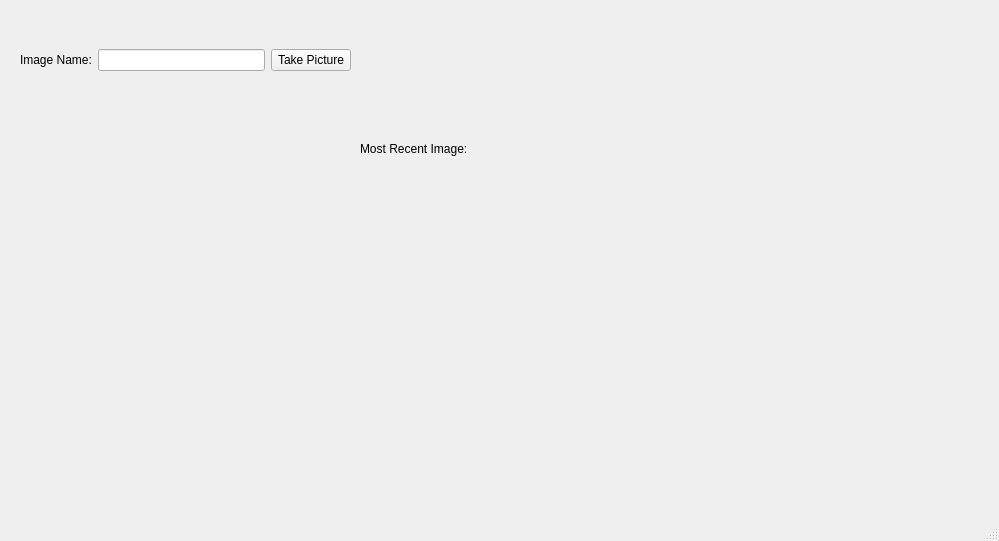
First picture: the form in GUI/mainwindow.ui, repository NPPC-UK/Portable_Imaging_Rig, before the edit.
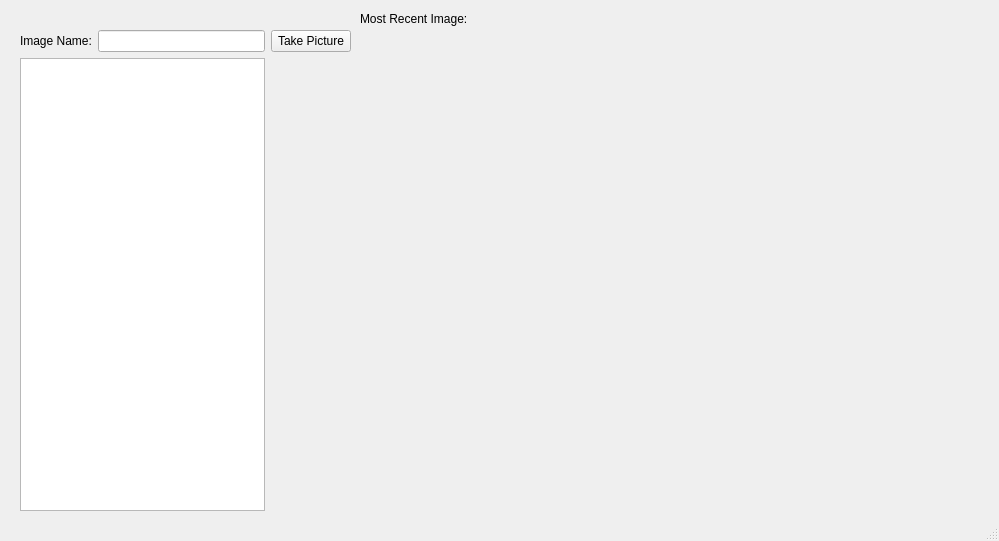
Second picture: the form after the edit. Icons and pictures are not drawn.

Commit message: Quality of Biologist Life changes

```diff
--- a/GUI/mainwindow.ui
+++ b/GUI/mainwindow.ui
@@ -20,17 +20,10 @@
       <x>20</x>
       <y>30</y>
       <width>331</width>
-      <height>61</height>
+      <height>481</height>
      </rect>
     </property>
     <layout class="QGridLayout" name="gridLayout">
-     <item row="0" column="1">
-      <widget class="QPushButton" name="btn_take_picture">
-       <property name="text">
-        <string>Take Picture</string>
-       </property>
-      </widget>
-     </item>
      <item row="0" column="0">
       <layout class="QHBoxLayout" name="horizontalLayout">
        <item>
@@ -41,10 +34,20 @@
         </widget>
        </item>
        <item>
-        <widget class="QLineEdit" name="lineEdit"/>
+        <widget class="QLineEdit" name="in_plant_name"/>
        </item>
       </layout>
      </item>
+     <item row="0" column="1">
+      <widget class="QPushButton" name="btn_take_picture">
+       <property name="text">
+        <string>Take Picture</string>
+       </property>
+      </widget>
+     </item>
+     <item row="1" column="0">
+      <widget class="QListWidget" name="list_plant_order"/>
+     </item>
     </layout>
    </widget>
    <widget class="QWidget" name="verticalLayoutWidget">
@@ -57,13 +60,6 @@
      </rect>
     </property>
     <layout class="QVBoxLayout" name="verticalLayout">
-     <item>
-      <widget class="QLabel" name="label">
-       <property name="text">
-        <string>Most Recent Image:</string>
-       </property>
-      </widget>
-     </item>
      <item>
       <widget class="QLabel" name="lbl_last_capture">
        <property name="minimumSize">
@@ -91,6 +87,19 @@
      </item>
     </layout>
    </widget>
+   <widget class="QLabel" name="label">
+    <property name="geometry">
+     <rect>
+      <x>360</x>
+      <y>10</y>
+      <width>619</width>
+      <height>17</height>
+     </rect>
+    </property>
+    <property name="text">
+     <string>Most Recent Image:</string>
+    </property>
+   </widget>
   </widget>
   <widget class="QStatusBar" name="statusbar"/>
  </widget>
```
The commit also changes 1 other file.
